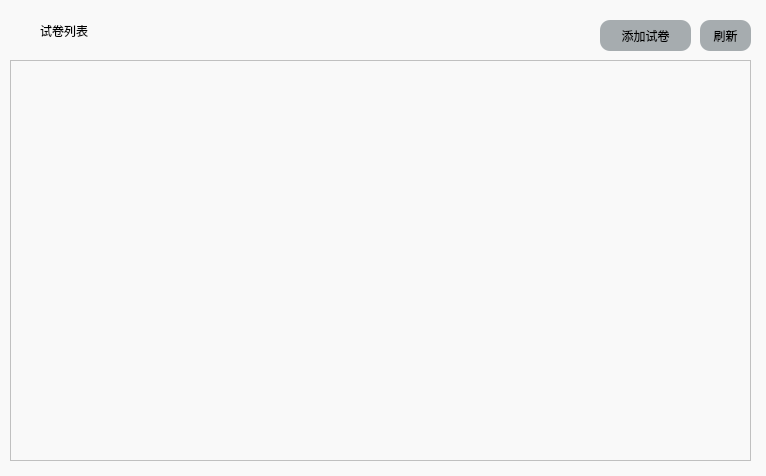
The window that ExamEase/mainwindow.ui (jjbrow/qt) describes before a commit, drawn with Qt 5.
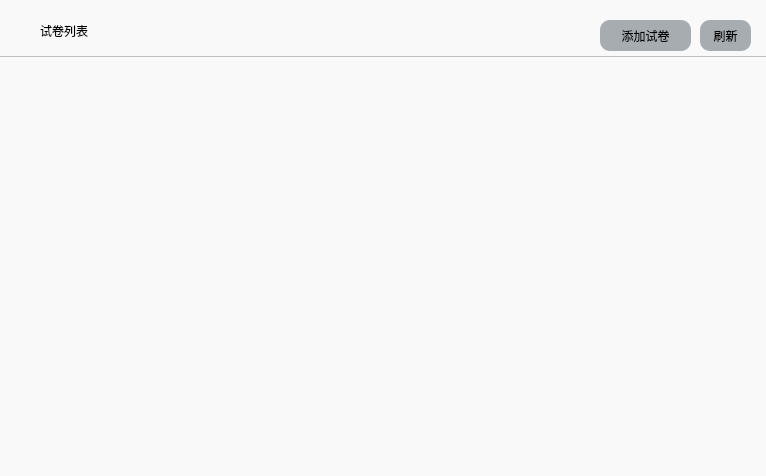
The same window after the commit.

The edit to the form file:
```diff
--- a/ExamEase/mainwindow.ui
+++ b/ExamEase/mainwindow.ui
@@ -67,10 +67,10 @@
    <widget class="QTableWidget" name="tableWidget">
     <property name="geometry">
      <rect>
-      <x>10</x>
-      <y>60</y>
-      <width>741</width>
-      <height>401</height>
+      <x>-3</x>
+      <y>56</y>
+      <width>771</width>
+      <height>421</height>
      </rect>
     </property>
    </widget>
```
